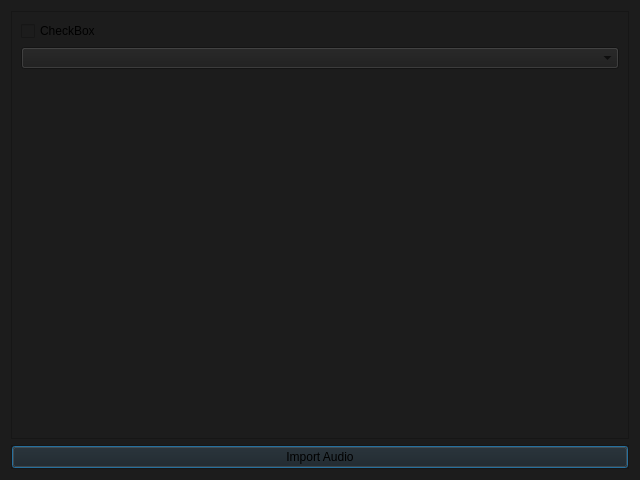
Old version of the form soudevent_editor/import_audio_dialog.ui in the repository dertwist/Hammer5Tools.
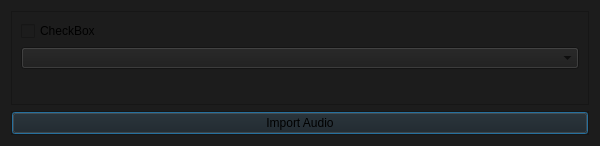
New version of the form.

The edit to the form file:
```diff
--- a/soudevent_editor/import_audio_dialog.ui
+++ b/soudevent_editor/import_audio_dialog.ui
@@ -6,10 +6,16 @@
    <rect>
     <x>0</x>
     <y>0</y>
-    <width>640</width>
-    <height>480</height>
+    <width>600</width>
+    <height>146</height>
    </rect>
   </property>
+  <property name="maximumSize">
+   <size>
+    <width>600</width>
+    <height>600</height>
+   </size>
+  </property>
   <property name="windowTitle">
    <string>Dialog</string>
   </property>
```
